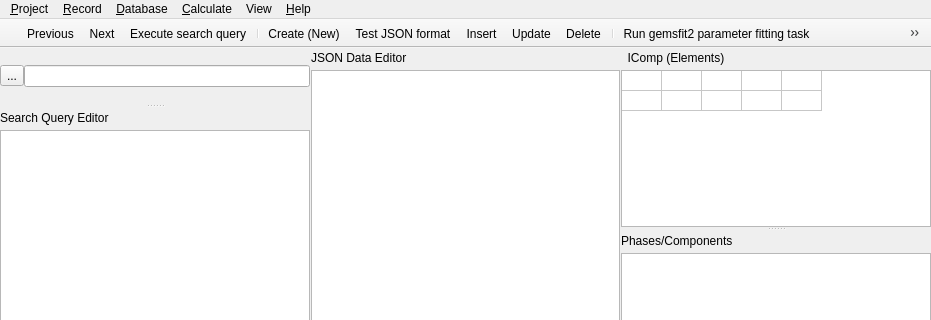
First picture: the form in gfshell2/dialogs/FITMainWindow.ui, repository gemshub/gemsfits, before the edit; both pictures show x 0 to 931 and y 0 to 320 of the 931 by 670 pixel window.
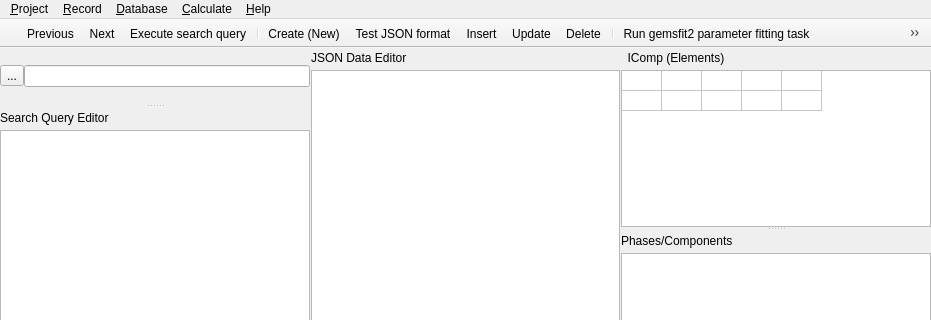
Second picture: the form after the edit. Icons and pictures are not drawn.

Commit message: Moved view YAML and show last edited record when switch task/elements

What changed in the file:
```diff
--- a/gfshell2/dialogs/FITMainWindow.ui
+++ b/gfshell2/dialogs/FITMainWindow.ui
@@ -465,18 +465,10 @@
     <addaction name="actionAuthors"/>
     <addaction name="actionLicense"/>
    </widget>
-   <widget class="QMenu" name="menuView">
-    <property name="title">
-     <string>View</string>
-    </property>
-    <addaction name="actionData_in_JSON"/>
-    <addaction name="actionData_in_YAML"/>
-   </widget>
    <addaction name="menuTask"/>
    <addaction name="menuRecord"/>
    <addaction name="menuRecod_List"/>
    <addaction name="menu_Calc"/>
-   <addaction name="menuView"/>
    <addaction name="menu_Help"/>
   </widget>
   <widget class="QStatusBar" name="statusbar"/>
```
Left out of the diff: 10 changed lines with no effect on the pictures. The commit also changes 6 other files.
